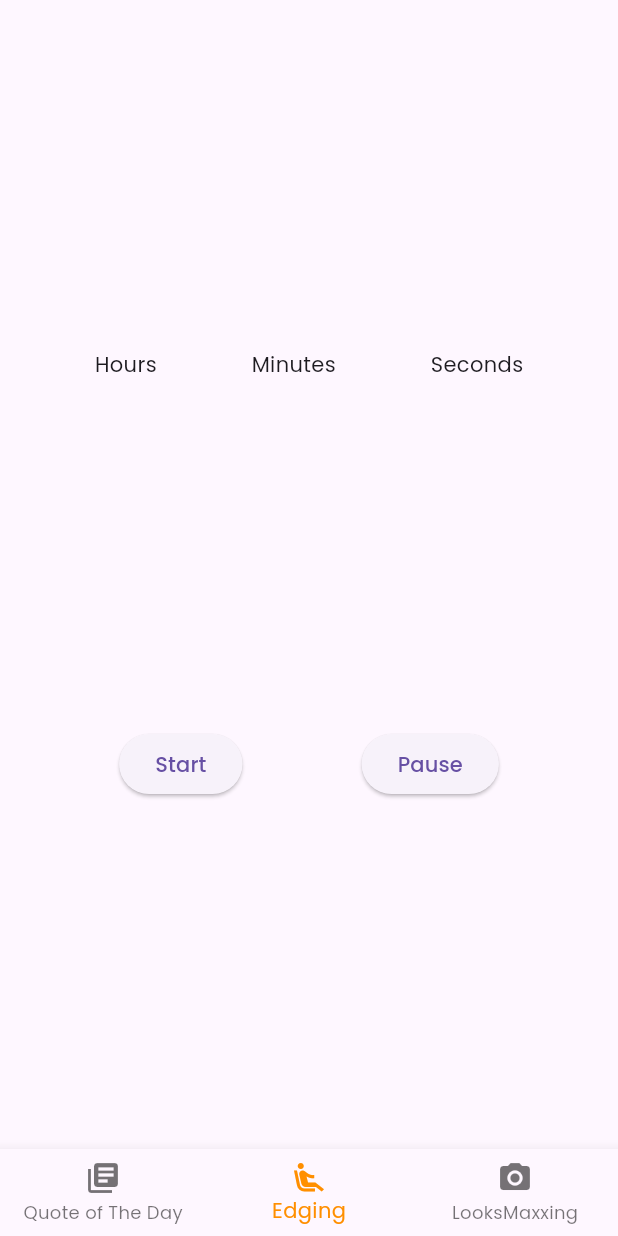
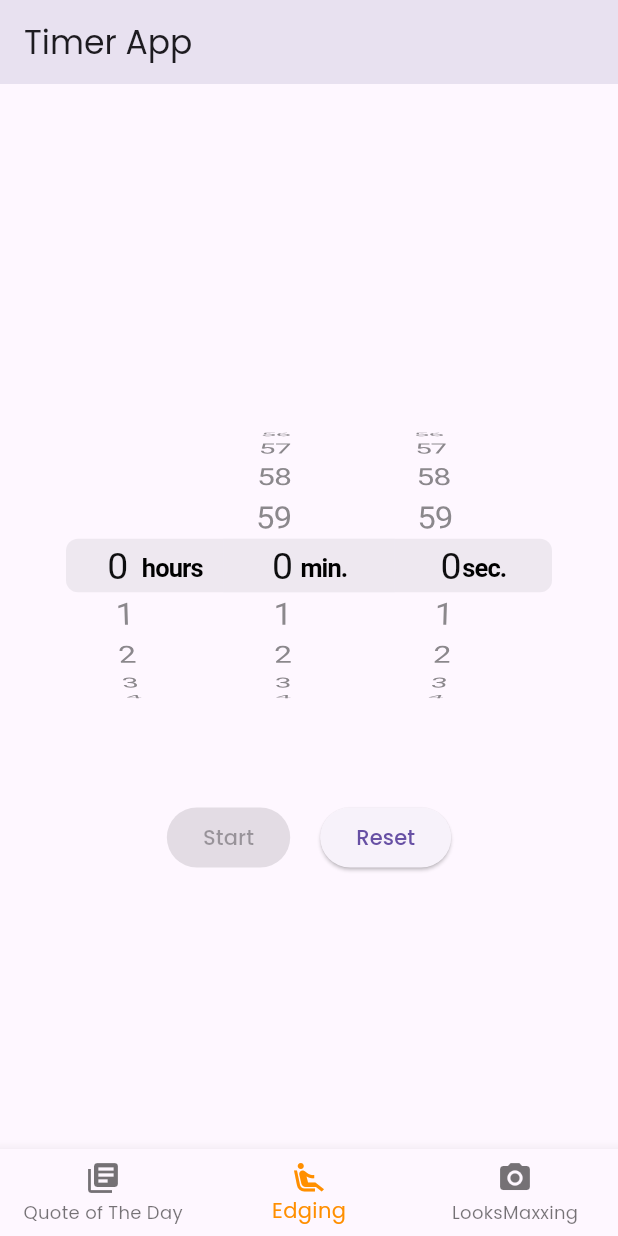
Before and after one commit to Sherwin-W/WebMaxxing, a Flutter app: the screen it shows after launch, swiped to page 2, on a phone screen of 412 x 824 dp. Run offline on Flutter 3.47's test engine with Material 3 defaults, Android fonts, the phone set to English and light mode, and no system bars; our stand-ins replace cached_network_image, firebase_storage, flutter_svg, image_picker, photo_view; accounts and stored records are empty.

Commit message:
Added timer. No options for changing colors yet

```diff
--- a/first_flutter_app/lib/widgets/edge.dart
+++ b/first_flutter_app/lib/widgets/edge.dart
@@ -1,3 +1,5 @@
+import 'package:first_flutter_app/widgets/timer.dart';
+import 'package:flutter/cupertino.dart';
 import 'package:flutter/material.dart';
 
 class EdgeWidget extends StatefulWidget {
@@ -10,31 +12,8 @@ class EdgeWidget extends StatefulWidget {
 class _EdgeWidgetState extends State<EdgeWidget> {
   @override
   Widget build(BuildContext context) {
-    return Center(
-      child: Column(
-        mainAxisAlignment: MainAxisAlignment.spaceEvenly,
-        children: <Widget>[
-          const Row(
-            mainAxisAlignment: MainAxisAlignment.spaceEvenly,
-            children: <Widget>[
-              Text('Hours'),
-              Text('Minutes'),
-              Text('Seconds'),
-            ],
-          ),
-          Row(
-            mainAxisAlignment: MainAxisAlignment.spaceEvenly,
-            children: <Widget>[
-              ElevatedButton(onPressed: () {
-                // Implement start functionality
-              }, child: const Text('Start')),
-              ElevatedButton(onPressed: () {
-                // Implement pause functionality
-              }, child: const Text('Pause')),
-            ],
-          )
-        ],
-      ),
+    return const Center(
+      child: TimerScreen()
     );
   }
 }
--- /dev/null
+++ b/first_flutter_app/lib/widgets/timer.dart
@@ -0,0 +1,122 @@
+import 'dart:async';
+
+import 'package:flutter/cupertino.dart';
+import 'package:flutter/material.dart';
+
+class TimerScreen extends StatefulWidget {
+  const TimerScreen({super.key});
+
+  @override
+  _TimerScreenState createState() => _TimerScreenState();
+}
+
+class _TimerScreenState extends State<TimerScreen> {
+  Duration _duration = const Duration(seconds: 0);
+  Timer? _timer;
+  bool _isRunning = false;
+  bool _isPaused = false;
+  bool _isReset = true;
+
+  void _startTimer() {
+    setState(() {
+      _isRunning = true;
+      _isPaused = false;
+      _isReset = false;
+    });
+    _timer = Timer.periodic(const Duration(seconds: 1), (timer) {
+      if (_duration.inSeconds > 0) {
+        setState(() {
+          _duration = _duration - const Duration(seconds: 1);
+        });
+      } else {
+        _timer!.cancel();
+        setState(() {
+          _isRunning = false;
+          _isPaused = false;
+          _isReset = true;
+        });
+        print("Timer Complete");
+      }
+    });
+  }
+
+  void _pauseTimer() {
+    if (_timer != null) {
+      _timer!.cancel();
+      setState(() {
+        _isRunning = false;
+        _isPaused = true;
+        _isReset = false;
+      });
+    }
+  }
+
+  void _resetTimer() {
+    if (_timer != null) {
+      _timer!.cancel();
+    }
+    setState(() {
+      if(!_isReset){
+         _duration = const Duration(seconds: 0);
+      }
+      _isRunning = false;
+      _isPaused = false;
+      _isReset = true;
+    });
+  }
+
+  @override
+  Widget build(BuildContext context) {
+    return Scaffold(
+      appBar: AppBar(
+        title: const Text('Timer App'),
+      ),
+      body: Center(
+        child: Column(
+          mainAxisAlignment: MainAxisAlignment.center,
+          children: <Widget>[
+            if (_isRunning || _isPaused)
+              Text(
+                _duration.toString().split('.').first.padLeft(8, "0"),
+                style: const TextStyle(fontSize: 40),
+              )
+            else
+              SizedBox(
+                height: MediaQuery.of(context).size.height / 3,
+                child: CupertinoTimerPicker(
+                  mode: CupertinoTimerPickerMode.hms,
+                  initialTimerDuration: _duration,
+                  onTimerDurationChanged: (Duration changedTimer) {
+                    setState(() {
+                      _duration = changedTimer;
+                    });
+                  },
+                ),
+              ),
+            const SizedBox(height: 20),
+            Row(
+              mainAxisAlignment: MainAxisAlignment.center,
+              children: [
+                if (!_isRunning)
+                  ElevatedButton(
+                    onPressed: _duration.inSeconds > 0 ? _startTimer : null,
+                    child: const Text('Start'),
+                  ),
+                if (_isRunning)
+                  ElevatedButton(
+                    onPressed: _pauseTimer,
+                    child: const Text('Pause'),
+                  ),
+                const SizedBox(width: 20),
+                ElevatedButton(
+                  onPressed: _resetTimer,
+                  child: const Text('Reset'),
+                ),
+              ],
+            ),
+          ],
+        ),
+      ),
+    );
+  }
+}
```
